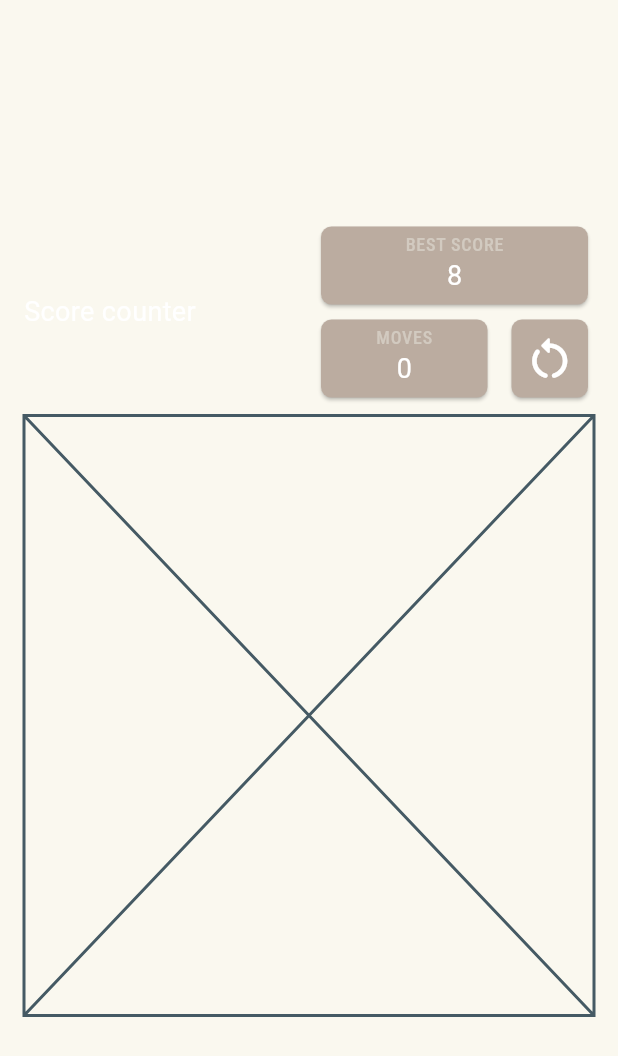
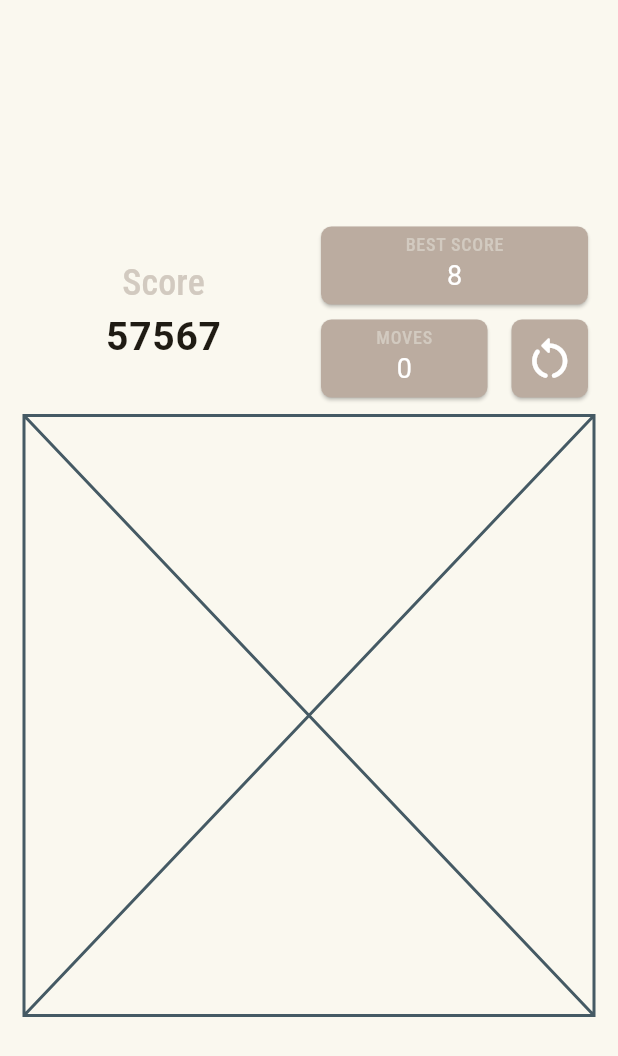
Before and after one commit to Esosek/my_2048, a Flutter app: the screen it shows after launch, on a phone screen of 412 x 824 dp. Shown: the top 1056 px of the screen. Run offline on Flutter 3.47's test engine with Material 3 defaults, Android fonts, the phone set to English and light mode, and no system bars; our stand-ins replace flutter_riverpod, google_fonts, logger.

Commit message:
Added ScoreCounter

```diff
--- a/lib/components/score_counter.dart
+++ b/lib/components/score_counter.dart
@@ -5,6 +5,20 @@ class ScoreCounter extends StatelessWidget {
 
   @override
   Widget build(BuildContext context) {
-    return const Text('Score counter');
+    return Column(
+      children: [
+        Text(
+          'Score',
+          style: Theme.of(context).textTheme.labelLarge,
+        ),
+        Text(
+          '57567',
+          style: Theme.of(context).textTheme.bodyLarge!.copyWith(
+                color: Theme.of(context).colorScheme.onBackground,
+                fontWeight: FontWeight.w600,
+              ),
+        ),
+      ],
+    );
   }
 }
--- a/lib/main.dart
+++ b/lib/main.dart
@@ -33,11 +33,20 @@ class MainApp extends StatelessWidget {
             size: 35,
           ),
           textTheme: GoogleFonts.robotoTextTheme().copyWith(
+            labelLarge:
+                GoogleFonts.robotoCondensedTextTheme().labelLarge!.copyWith(
+                      color: const Color.fromARGB(255, 210, 202, 192),
+                      fontSize: 24,
+                    ),
             labelMedium:
                 GoogleFonts.robotoCondensedTextTheme().labelMedium!.copyWith(
                       color: const Color.fromARGB(255, 210, 202, 192),
                       fontSize: 12,
                     ),
+            bodyLarge: GoogleFonts.robotoTextTheme().bodyLarge!.copyWith(
+                  color: _theme.colorScheme.onPrimary,
+                  fontSize: 26,
+                ),
             bodyMedium: GoogleFonts.robotoTextTheme().bodyMedium!.copyWith(
                   color: _theme.colorScheme.onPrimary,
                   fontSize: 18,
--- a/lib/screens/game_screen.dart
+++ b/lib/screens/game_screen.dart
@@ -11,9 +11,9 @@ class GameScreen extends StatelessWidget {
   @override
   Widget build(BuildContext context) {
     return const Scaffold(
-      backgroundColor: const Color.fromARGB(255, 250, 248, 239),
+      backgroundColor: Color.fromARGB(255, 250, 248, 239),
       body: Padding(
-          padding: const EdgeInsets.all(16),
+          padding: EdgeInsets.all(16),
           child: Column(
             mainAxisAlignment: MainAxisAlignment.center,
             children: [
@@ -23,7 +23,7 @@ class GameScreen extends StatelessWidget {
                   Expanded(
                     child: ScoreCounter(),
                   ),
-                  const SizedBox(width: 8),
+                  SizedBox(width: 8),
                   Expanded(
                     child: Column(
                       mainAxisSize: MainAxisSize.min,
@@ -35,7 +35,7 @@ class GameScreen extends StatelessWidget {
                             value: '8',
                           ),
                         ),
-                        const SizedBox(height: 2),
+                        SizedBox(height: 2),
                         Row(
                           children: [
                             Expanded(
@@ -44,7 +44,7 @@ class GameScreen extends StatelessWidget {
                                 value: '0',
                               ),
                             ),
-                            const SizedBox(width: 8),
+                            SizedBox(width: 8),
                             ResetButton()
                           ],
                         ),
@@ -53,7 +53,7 @@ class GameScreen extends StatelessWidget {
                   ),
                 ],
               ),
-              const SizedBox(height: 8),
+              SizedBox(height: 8),
               Board(),
             ],
           )),
```
